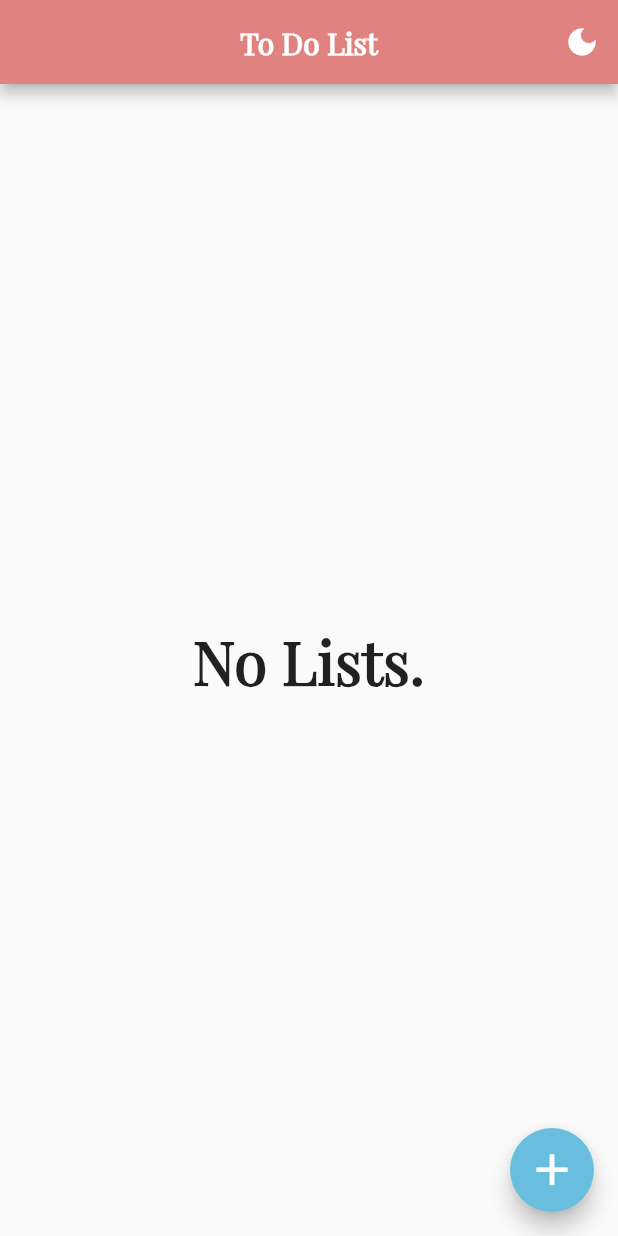
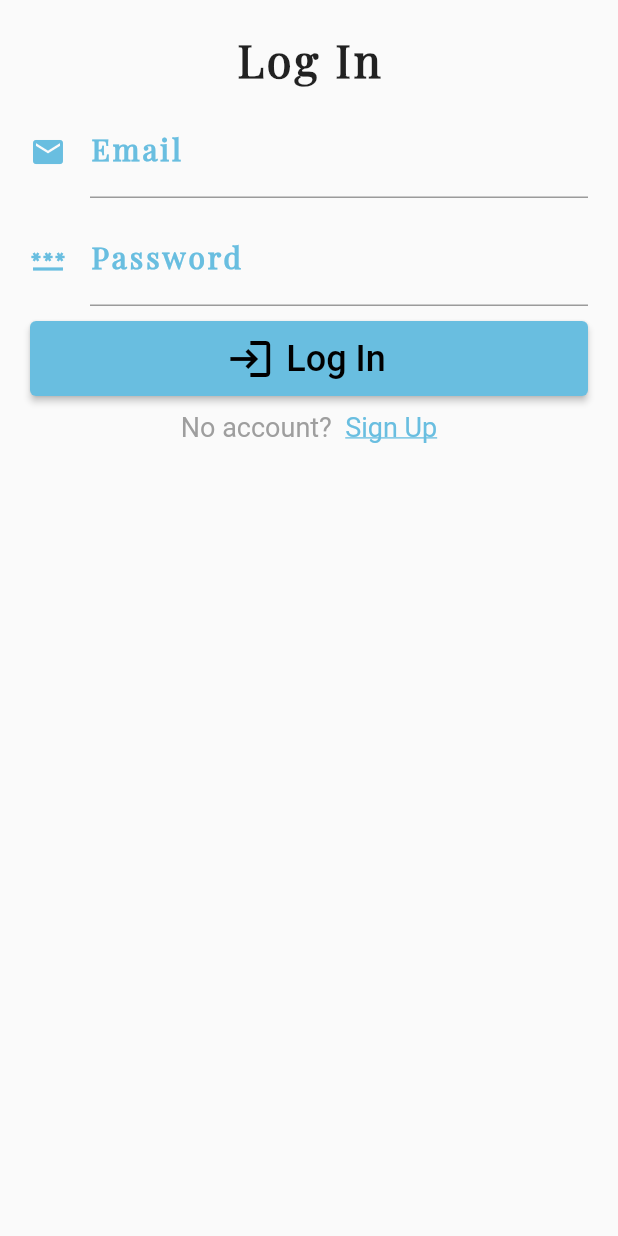
Before and after one commit to Flip404/To_Do_App, a Flutter app: the screen it shows after launch, on a phone screen of 412 x 824 dp. Run offline on Flutter 3.47's test engine with Material 2 defaults, Android fonts, the light colour scheme and no system bars; our stand-ins replace cloud_firestore, email_validator, firebase_auth, firebase_core; accounts and stored records are empty.

Commit message:
add the sign in/up widgets and change the Color

```diff
--- a/lib/features/todolist_features.dart
+++ b/lib/features/todolist_features.dart
@@ -3,6 +3,7 @@ import 'package:first_firebase_project/models/todolist_model.dart';
 import 'dart:async';
 
 class ToDoListFeatures {
+
   static Future todoAdd({required ToDo todo}) async {
     final tododoc = FirebaseFirestore.instance.collection('ToDoList').doc();
     todo.id = tododoc.id;
@@ -10,9 +11,9 @@ class ToDoListFeatures {
     await tododoc.set(todojson);
   }
 
-  static Stream<List<ToDo>> todoList() => FirebaseFirestore.instance
+  static Stream<List<ToDo>> todoList({required String userid}) => FirebaseFirestore.instance
       .collection('ToDoList')
-      .orderBy('date', descending: true)
+      .where('userId', isEqualTo: userid)
       .snapshots()
       .map((event) => event.docs.map((e) => ToDo.fromJson(e.data())).toList());
 
--- a/lib/main.dart
+++ b/lib/main.dart
@@ -1,5 +1,8 @@
+import 'package:firebase_auth/firebase_auth.dart';
 import 'package:first_firebase_project/pages/homepage/home_page.dart';
+import 'package:first_firebase_project/pages/homepage/widgets/auth.dart';
 import 'package:first_firebase_project/provider/todo_provider.dart';
+import 'package:first_firebase_project/utils.dart';
 import 'package:flutter/material.dart';
 import 'package:firebase_core/firebase_core.dart';
 import 'package:provider/provider.dart';
@@ -20,13 +23,51 @@ class MyApp extends StatelessWidget {
           final featuresProvider = Provider.of<FeaturesProvider>(context);
 
           return MaterialApp(
+            scaffoldMessengerKey: Utils.messengerKey,
+            debugShowCheckedModeBanner: false,
             // showPerformanceOverlay: true,
             title: 'To Do List App',
             themeMode: featuresProvider.mode,
-            theme: ThemeData.light(),
-            darkTheme: ThemeData.dark(),
-            home: const HomePage(),
+            theme: ThemeData(
+              primarySwatch: Colors.grey,
+              primaryColor: Colors.white,
+              brightness: Brightness.light,
+              backgroundColor: const Color(0xFFFFFFFF),
+              dividerColor: Colors.white54,
+            ),
+            darkTheme: ThemeData(
+              primarySwatch: Colors.grey,
+              primaryColor: Colors.black,
+              brightness: Brightness.dark,
+              backgroundColor: const Color(0x00000000),
+              dividerColor: Colors.black12,
+            ),
+            home: const MainPage(),
           );
         });
   }
 }
+
+class MainPage extends StatelessWidget {
+  const MainPage({Key? key}) : super(key: key);
+
+  @override
+  Widget build(BuildContext context) {
+    return Scaffold(
+      body: StreamBuilder<User?>(
+          stream: FirebaseAuth.instance.authStateChanges(),
+          builder: (context, snapshot) {
+            if (snapshot.connectionState == ConnectionState.waiting) {
+              return const Center(
+                child: CircularProgressIndicator(
+                    color: Color.fromRGBO(105, 190, 224, 1)),
+              );
+            } else if (snapshot.hasData) {
+              return const HomePage();
+            } else {
+              return const AuthPage();
+            }
+          }),
+    );
+  }
+}
--- a/lib/models/todolist_model.dart
+++ b/lib/models/todolist_model.dart
@@ -6,6 +6,7 @@ class ToDo {
   String description;
   DateTime date;
   bool isDone;
+  String userId;
 
   ToDo({
     this.id = '',
@@ -13,6 +14,7 @@ class ToDo {
     this.description = '',
     required this.date,
     this.isDone = false,
+    required this.userId,
   });
 
   static ToDo fromJson(Map<String, dynamic> json) => ToDo(
@@ -21,6 +23,7 @@ class ToDo {
         description: json['description'],
         date: (json['date'] as Timestamp).toDate(),
         isDone: json['isDone'],
+        userId: json['userId'],
       );
 
   Map<String, dynamic> toJson() => {
@@ -29,5 +32,6 @@ class ToDo {
         'description': description,
         'date': date,
         'isDone': isDone,
+        'userId': userId,
       };
 }
--- /dev/null
+++ b/lib/pages/homepage/widgets/auth.dart
@@ -0,0 +1,22 @@
+import 'package:first_firebase_project/pages/homepage/widgets/login.dart';
+import 'package:first_firebase_project/pages/homepage/widgets/signup.dart';
+import 'package:flutter/material.dart';
+
+class AuthPage extends StatefulWidget {
+  const AuthPage({ Key? key }) : super(key: key);
+
+  @override
+  State<AuthPage> createState() => _AuthPageState();
+}
+
+class _AuthPageState extends State<AuthPage> {
+
+  bool isLogin = true;
+
+  @override
+  Widget build(BuildContext context) => isLogin
+    ? LoginWidget(onClickedSignUp: toggle)
+    : SignupWidget(onClickedLogIn: toggle);
+
+  void toggle() => setState(() => isLogin = !isLogin);
+}
--- a/lib/pages/homepage/widgets/edit_todo.dart
+++ b/lib/pages/homepage/widgets/edit_todo.dart
@@ -77,6 +77,7 @@ class _EditToDoState extends State<EditToDo> {
                   }
                   return null;
                 },
+                textInputAction: TextInputAction.next,
               ),
               const SizedBox(height: 5),
               TextFormField(
@@ -105,6 +106,7 @@ class _EditToDoState extends State<EditToDo> {
                       letterSpacing: 2),
                 ),
                 maxLines: 2,
+                textInputAction: TextInputAction.next,
               ),
               const SizedBox(height: 5),
               SizedBox(
--- /dev/null
+++ b/lib/pages/homepage/widgets/login.dart
@@ -0,0 +1,130 @@
+import 'package:flutter/gestures.dart';
+import 'package:flutter/material.dart';
+import 'package:firebase_auth/firebase_auth.dart';
+
+class LoginWidget extends StatefulWidget {
+  final VoidCallback onClickedSignUp;
+
+  const LoginWidget({Key? key, required this.onClickedSignUp})
+      : super(key: key);
+
+  @override
+  State<LoginWidget> createState() => _LoginWidgetState();
+}
+
+class _LoginWidgetState extends State<LoginWidget> {
+  final emailcontroller = TextEditingController();
+  final passwordcontroller = TextEditingController();
+
+  @override
+  void dispose() {
+    emailcontroller.dispose();
+    passwordcontroller.dispose();
+    super.dispose();
+  }
+
+  Future logIn() async {
+    try{
+      await FirebaseAuth.instance.signInWithEmailAndPassword(
+          email: emailcontroller.text, password: passwordcontroller.text);
+    } on FirebaseAuthException catch (e){
+      print(e);
+    }
+  }
+
+  @override
+  Widget build(BuildContext context) {
+    return SingleChildScrollView(
+      padding: const EdgeInsets.all(20),
+      child: Column(
+        mainAxisAlignment: MainAxisAlignment.center,
+        children: [
+          const Text(
+            "Log In",
+            style: TextStyle(
+              fontSize: 30,
+              fontWeight: FontWeight.bold,
+              fontFamily: "PlayfairDisplay",
+              letterSpacing: 2,
+            ),
+          ),
+          const SizedBox(height: 10),
+          TextFormField(
+            controller: emailcontroller,
+            decoration: const InputDecoration(
+              icon: Icon(
+                Icons.mail,
+                color: Color.fromRGBO(105, 190, 224, 1),
+              ),
+              labelText: "Email",
+              labelStyle: TextStyle(
+                  color: Color.fromRGBO(105, 190, 224, 1),
+                  fontFamily: "PlayfairDisplay",
+                  fontSize: 20,
+                  fontWeight: FontWeight.bold,
+                  letterSpacing: 2),
+              floatingLabelStyle: TextStyle(
+                  color: Color.fromRGBO(105, 190, 224, 0.8),
+                  fontFamily: "PlayfairDisplay",
+                  fontSize: 18,
+                  letterSpacing: 2),
+            ),
+            textInputAction: TextInputAction.next,
+          ),
+          const SizedBox(height: 10),
+          TextFormField(
+            controller: passwordcontroller,
+            decoration: const InputDecoration(
+              icon: Icon(
+                Icons.password,
+                color: Color.fromRGBO(105, 190, 224, 1),
+              ),
+              labelText: "Password",
+              labelStyle: TextStyle(
+                  color: Color.fromRGBO(105, 190, 224, 1),
+                  fontFamily: "PlayfairDisplay",
+                  fontSize: 20,
+                  fontWeight: FontWeight.bold,
+                  letterSpacing: 2),
+              floatingLabelStyle: TextStyle(
+                  color: Color.fromRGBO(105, 190, 224, 0.8),
+                  fontFamily: "PlayfairDisplay",
+                  fontSize: 18,
+                  letterSpacing: 2),
+            ),
+            textInputAction: TextInputAction.next,
+          ),
+          const SizedBox(height: 10),
+          ElevatedButton.icon(
+              style: ElevatedButton.styleFrom(
+                  primary: const Color.fromRGBO(105, 190, 224, 1),
+                  minimumSize: const Size.fromHeight(50)),
+              onPressed: logIn,
+              icon: const Icon(
+                Icons.login,
+                size: 32,
+              ),
+              label: const Text(
+                "Log In",
+                style: TextStyle(fontSize: 24),
+              )),
+          const SizedBox(height: 10),
+          RichText(
+              text: TextSpan(
+                  style: TextStyle(fontSize: 18, color: Theme.of(context).colorScheme.primary),
+                  text: 'No account?  ',
+                  children: [
+                TextSpan(
+                    recognizer: TapGestureRecognizer()
+                      ..onTap = widget.onClickedSignUp,
+                    text: 'Sign Up',
+                    style: const TextStyle(
+                      decoration: TextDecoration.underline,
+                      color: Color.fromRGBO(105, 190, 224, 1),
+                    ))
+              ]))
+        ],
+      ),
+    );
+  }
+}
--- a/lib/provider/todo_provider.dart
+++ b/lib/provider/todo_provider.dart
@@ -20,5 +20,5 @@ class FeaturesProvider extends ChangeNotifier {
 
   void updateTodo(ToDo todo) => ToDoListFeatures.todoUpdate(todo: todo);
 
-  Stream<List<ToDo>> listTodo() => ToDoListFeatures.todoList();
+  Stream<List<ToDo>> listTodo(String userId) => ToDoListFeatures.todoList(userid: userId);
 }
--- a/pubspec.yaml
+++ b/pubspec.yaml
@@ -37,6 +37,8 @@ dependencies:
   cloud_firestore: ^3.1.10
   provider: ^6.0.2
   intl: ^0.17.0
+  firebase_auth: ^3.3.14
+  email_validator: ^2.0.1
 
 dev_dependencies:
   flutter_test:
```
Also changed, not shown: lib/pages/homepage/home_page.dart (+18 -20 lines), lib/pages/homepage/widgets/add_todo.dart (+6 -1 lines), lib/pages/homepage/widgets/signup.dart (added, +155 -0 lines), lib/utils.dart (added, +24 -0 lines), pubspec.lock, 1 other file.
